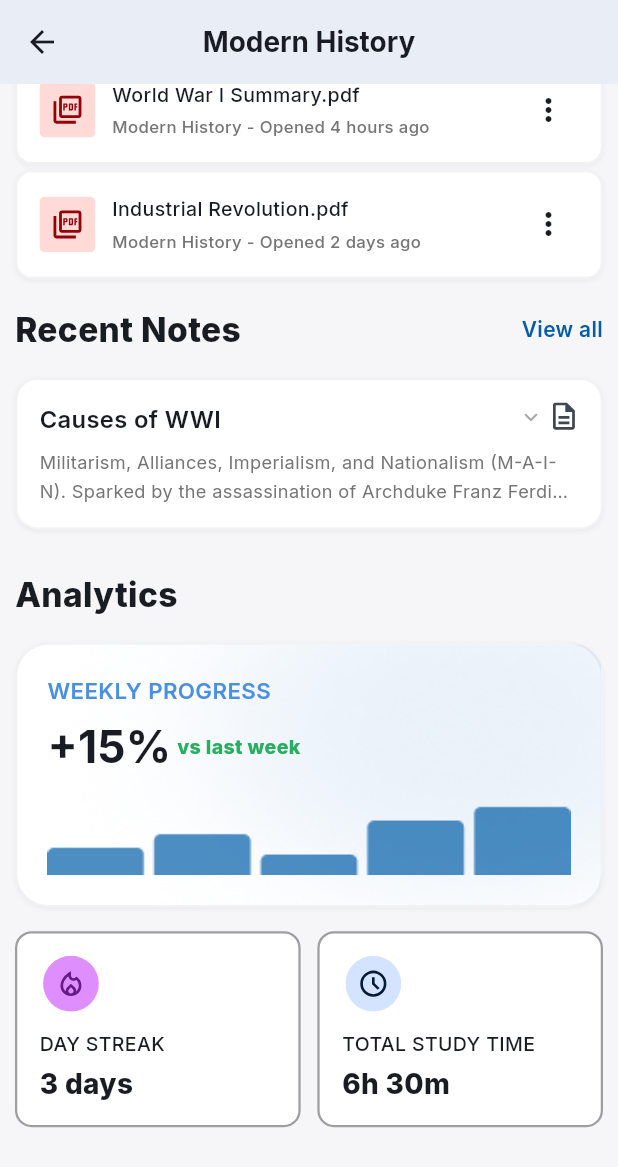
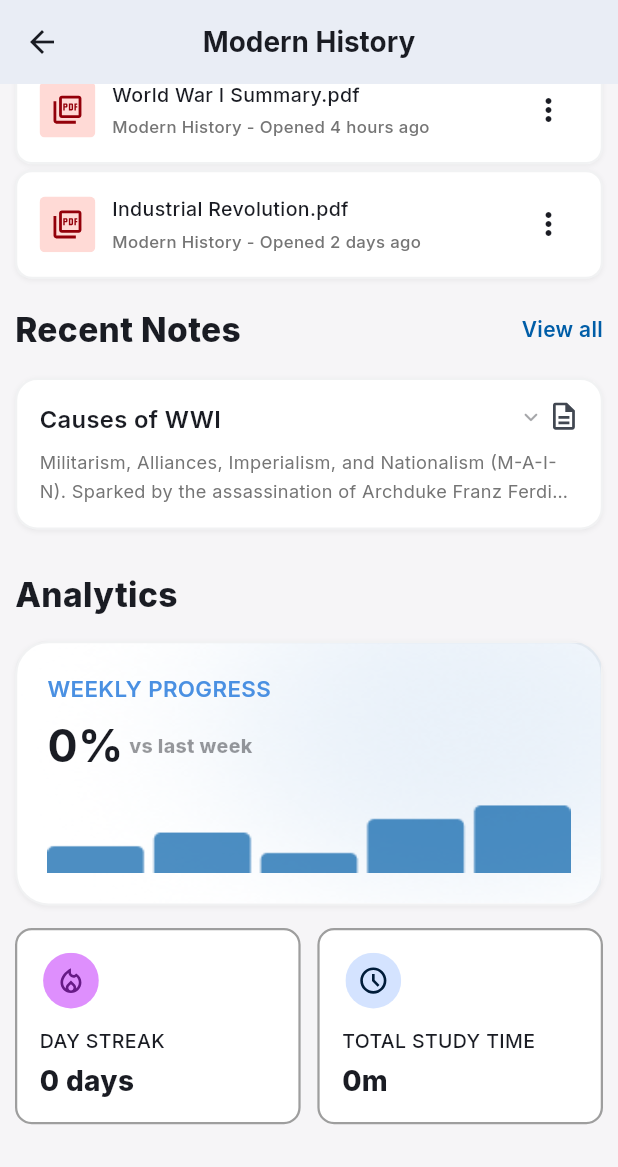
Before and after one commit to ahmedEhab10/study_flow, a Flutter app: the SubjectDetailsScreen screen opened directly with sample values from the repository, scrolled down 438 dp, on a phone screen of 412 x 824 dp. Shown: the top 1167 px of the screen. Run offline on Flutter 3.47's test engine with Material 3 defaults, Android fonts, the phone set to English and light mode, and no system bars; our stand-ins replace dots_indicator, dotted_border, file_picker, fl_chart, flutter_bloc, flutter_screenutil and 8 more; accounts and stored records are empty; project files that could hold a hidden picture were left out.

Commit message:
fix errors in subject details screen

```diff
--- a/lib/features/My_Progress/data/services/progress_analytics_service.dart
+++ b/lib/features/My_Progress/data/services/progress_analytics_service.dart
@@ -2,6 +2,7 @@ import 'package:flutter/material.dart';
 import 'package:study_flow/Core/Models/Study_Record_Model.dart';
 import 'package:study_flow/Core/resources/Colors_Manager.dart';
 import 'package:study_flow/features/My_Progress/domain/models/progress_stats.dart';
+import 'package:study_flow/features/My_Progress/domain/models/subject_analytics.dart';
 import 'package:study_flow/features/Study_calendar/data/repositories/study_calendar_repository.dart';
 
 class ProgressAnalyticsService {
@@ -111,6 +112,51 @@ class ProgressAnalyticsService {
 
   int get currentStreak => calculate().currentStreak;
 
+  SubjectAnalytics calculateForSubject(String subjectName) {
+    final records = _repository
+        .getAllRecords()
+        .where((r) => r.subjectName == subjectName)
+        .toList();
+
+    if (records.isEmpty) return SubjectAnalytics.empty;
+
+    final now = DateTime.now();
+    final weekStart = _dateOnly(now.subtract(Duration(days: now.weekday - 1)));
+    final lastWeekStart = weekStart.subtract(const Duration(days: 7));
+
+    final thisWeekTime = _sumDuration(
+      records.where((r) {
+        final d = _dateOnly(r.date);
+        return !d.isBefore(weekStart) &&
+            d.isBefore(weekStart.add(const Duration(days: 7)));
+      }),
+    );
+
+    final lastWeekTime = _sumDuration(
+      records.where((r) {
+        final d = _dateOnly(r.date);
+        return !d.isBefore(lastWeekStart) && d.isBefore(weekStart);
+      }),
+    );
+
+    final streaks = _calculateStreaks(records);
+
+    return SubjectAnalytics(
+      currentStreak: streaks.currentStreak,
+      totalStudyTime: _sumDuration(records),
+      weeklyProgressPercent: _weeklyProgressPercent(thisWeekTime, lastWeekTime),
+      hasWeeklyComparison: lastWeekTime.inSeconds > 0 || thisWeekTime.inSeconds > 0,
+    );
+  }
+
+  double _weeklyProgressPercent(Duration thisWeek, Duration lastWeek) {
+    if (lastWeek.inSeconds == 0) {
+      return thisWeek.inSeconds > 0 ? 100.0 : 0.0;
+    }
+    return ((thisWeek.inSeconds - lastWeek.inSeconds) / lastWeek.inSeconds) *
+        100;
+  }
+
   DateTime _dateOnly(DateTime date) =>
       DateTime(date.year, date.month, date.day);
 
@@ -196,3 +242,24 @@ String formatAvgSession(Duration duration) {
   if (minutes <= 0) return '0 m';
   return '$minutes m';
 }
+
+String formatDetailedStudyDuration(Duration duration) {
+  final hours = duration.inHours;
+  final minutes = duration.inMinutes.remainder(60);
+  if (hours > 0 && minutes > 0) return '${hours}h ${minutes}m';
+  if (hours > 0) return '${hours}h';
+  if (minutes > 0) return '${minutes}m';
+  return '0m';
+}
+
+String formatStreakDays(int days) {
+  if (days == 1) return '1 day';
+  return '$days days';
+}
+
+String formatWeeklyProgressPercent(double percent) {
+  final rounded = percent.round();
+  if (rounded > 0) return '+$rounded%';
+  if (rounded < 0) return '$rounded%';
+  return '0%';
+}
--- /dev/null
+++ b/lib/features/My_Progress/domain/models/subject_analytics.dart
@@ -0,0 +1,22 @@
+class SubjectAnalytics {
+  final int currentStreak;
+  final Duration totalStudyTime;
+  final double weeklyProgressPercent;
+  final bool hasWeeklyComparison;
+
+  const SubjectAnalytics({
+    required this.currentStreak,
+    required this.totalStudyTime,
+    required this.weeklyProgressPercent,
+    required this.hasWeeklyComparison,
+  });
+
+  static const empty = SubjectAnalytics(
+    currentStreak: 0,
+    totalStudyTime: Duration.zero,
+    weeklyProgressPercent: 0,
+    hasWeeklyComparison: false,
+  );
+
+  bool get isWeeklyProgressPositive => weeklyProgressPercent >= 0;
+}
--- a/lib/features/subject_details/presentation/widgets/analytics_item.dart
+++ b/lib/features/subject_details/presentation/widgets/analytics_item.dart
@@ -2,13 +2,32 @@ import 'package:flutter/material.dart';
 import 'package:flutter_screenutil/flutter_screenutil.dart';
 import 'package:google_fonts/google_fonts.dart';
 import 'package:study_flow/Core/resources/Colors_Manager.dart';
+import 'package:study_flow/features/My_Progress/data/services/progress_analytics_service.dart';
 
 class AnalyticsItem extends StatelessWidget {
-  const AnalyticsItem({super.key});
+  final double weeklyProgressPercent;
+  final bool isPositive;
+  final bool hasComparison;
+
+  const AnalyticsItem({
+    super.key,
+    required this.weeklyProgressPercent,
+    this.isPositive = true,
+    this.hasComparison = true,
+  });
 
   @override
   Widget build(BuildContext context) {
     final theme = Theme.of(context);
+    final progressLabel = hasComparison
+        ? formatWeeklyProgressPercent(weeklyProgressPercent)
+        : '0%';
+    final comparisonColor = !hasComparison
+        ? theme.colorScheme.onSurface.withValues(alpha: 0.45)
+        : isPositive
+            ? ColorsManager.tartar
+            : ColorsManager.error;
+
     return Container(
       width: MediaQuery.of(context).size.width,
       clipBehavior: Clip.antiAlias,
@@ -54,7 +73,7 @@ class AnalyticsItem extends StatelessWidget {
                 Row(
                   children: [
                     Text(
-                      '+15%',
+                      progressLabel,
                       style: GoogleFonts.inter(
                         fontSize: 32.sp,
                         fontWeight: FontWeight.bold,
@@ -67,7 +86,7 @@ class AnalyticsItem extends StatelessWidget {
                       style: GoogleFonts.inter(
                         fontSize: 14.sp,
                         fontWeight: FontWeight.w800,
-                        color: ColorsManager.tartar,
+                        color: comparisonColor,
                       ),
                     ),
                   ],
--- /dev/null
+++ b/lib/features/subject_details/presentation/widgets/subject_analytics_section.dart
@@ -0,0 +1,93 @@
+import 'package:flutter/material.dart';
+import 'package:flutter_screenutil/flutter_screenutil.dart';
+import 'package:google_fonts/google_fonts.dart';
+import 'package:study_flow/Core/Utils/app_assets.dart';
+import 'package:study_flow/features/My_Progress/data/services/progress_analytics_service.dart';
+import 'package:study_flow/features/main/Home/presentation/widgets/information_item.dart';
+import 'package:study_flow/features/subject_details/presentation/widgets/analytics_item.dart';
+
+class SubjectAnalyticsSection extends StatefulWidget {
+  final String subjectName;
+
+  const SubjectAnalyticsSection({super.key, required this.subjectName});
+
+  @override
+  State<SubjectAnalyticsSection> createState() =>
+      _SubjectAnalyticsSectionState();
+}
+
+class _SubjectAnalyticsSectionState extends State<SubjectAnalyticsSection> {
+  final _analyticsService = ProgressAnalyticsService();
+
+  late String _streakInfo;
+  late String _totalStudyTime;
+  late double _weeklyProgressPercent;
+  late bool _isWeeklyProgressPositive;
+  late bool _hasWeeklyComparison;
+
+  @override
+  void initState() {
+    super.initState();
+    _loadAnalytics();
+  }
+
+  @override
+  void activate() {
+    super.activate();
+    _loadAnalytics();
+  }
+
+  void _loadAnalytics() {
+    final analytics = _analyticsService.calculateForSubject(widget.subjectName);
+    setState(() {
+      _streakInfo = formatStreakDays(analytics.currentStreak);
+      _totalStudyTime = formatDetailedStudyDuration(analytics.totalStudyTime);
+      _weeklyProgressPercent = analytics.weeklyProgressPercent;
+      _isWeeklyProgressPositive = analytics.isWeeklyProgressPositive;
+      _hasWeeklyComparison = analytics.hasWeeklyComparison;
+    });
+  }
+
+  @override
+  Widget build(BuildContext context) {
+    return Column(
+      crossAxisAlignment: CrossAxisAlignment.start,
+      children: [
+        Text(
+          'Analytics',
+          style: GoogleFonts.inter(
+            fontSize: 24.sp,
+            fontWeight: FontWeight.w800,
+            color: Theme.of(context).colorScheme.onSurface,
+          ),
+        ),
+        SizedBox(height: 16.h),
+        AnalyticsItem(
+          weeklyProgressPercent: _weeklyProgressPercent,
+          isPositive: _isWeeklyProgressPositive,
+          hasComparison: _hasWeeklyComparison,
+        ),
+        SizedBox(height: 16.h),
+        Row(
+          children: [
+            Expanded(
+              child: InformationItem(
+                title: 'DAY STREAK',
+                icon: Assets.svgsStreak,
+                theinfo: _streakInfo,
+              ),
+            ),
+            SizedBox(width: 12.w),
+            Expanded(
+              child: InformationItem(
+                title: 'TOTAL STUDY TIME',
+                icon: Assets.svgsTime,
+                theinfo: _totalStudyTime,
+              ),
+            ),
+          ],
+        ),
+      ],
+    );
+  }
+}
--- a/lib/features/subject_details/presentation/widgets/subject_screen_body.dart
+++ b/lib/features/subject_details/presentation/widgets/subject_screen_body.dart
@@ -9,17 +9,15 @@ import 'package:study_flow/Core/Helper/subject_icon_pranter.dart';
 import 'package:study_flow/Core/Models/Pdf_Model.dart';
 import 'package:study_flow/Core/Models/Subject_Model.dart';
 import 'package:study_flow/Core/Routes_Manager/routes.dart';
-import 'package:study_flow/Core/Utils/app_assets.dart';
+import 'package:study_flow/features/subject_details/presentation/widgets/course_completion_container.dart';
 import 'package:study_flow/Core/Widgets/pdf_item.dart';
 import 'package:study_flow/Core/Widgets/view_all_row.dart';
 import 'package:study_flow/Core/resources/Colors_Manager.dart';
 import 'package:study_flow/features/main/Home/presentation/cubit/subjects_cubit.dart';
 import 'package:study_flow/features/subject_details/presentation/widgets/action_section.dart';
 import 'package:study_flow/features/subject_details/presentation/widgets/add_note_sheet.dart';
-import 'package:study_flow/features/subject_details/presentation/widgets/analytics_item.dart';
-import 'package:study_flow/features/subject_details/presentation/widgets/course_completion_container.dart';
 import 'package:study_flow/features/subject_details/presentation/widgets/expandable_note_item.dart';
-import 'package:study_flow/features/main/Home/presentation/widgets/information_item.dart';
+import 'package:study_flow/features/subject_details/presentation/widgets/subject_analytics_section.dart';
 
 class SubjectScreenBody extends StatelessWidget {
   final SubjectModel subject;
@@ -226,36 +224,7 @@ class SubjectScreenBody extends StatelessWidget {
                     ),
                   ),
                 const SizedBox(height: 16),
-                Text(
-                  'Analytics',
-                  style: GoogleFonts.inter(
-                    fontSize: 24.sp,
-                    fontWeight: FontWeight.w800,
-                    color: theme.colorScheme.onSurface,
-                  ),
-                ),
-                const SizedBox(height: 16),
-                const AnalyticsItem(),
-                const SizedBox(height: 16),
-                Row(
-                  children: [
-                    const Expanded(
-                      child: InformationItem(
-                        title: 'DAY STREAK',
-                        icon: Assets.svgsStreak,
-                        theinfo: '3 days',
-                      ),
-                    ),
-                    SizedBox(width: 12.w),
-                    const Expanded(
-                      child: InformationItem(
-                        title: 'TOTAL STUDY TIME',
-                        icon: Assets.svgsTime,
-                        theinfo: '6h 30m',
-                      ),
-                    ),
-                  ],
-                ),
+                SubjectAnalyticsSection(subjectName: subject.name),
               ],
             ),
           ),
```
